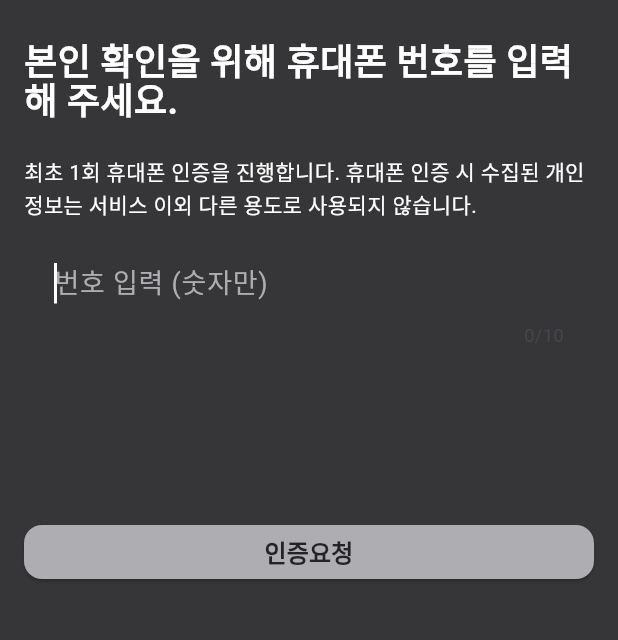
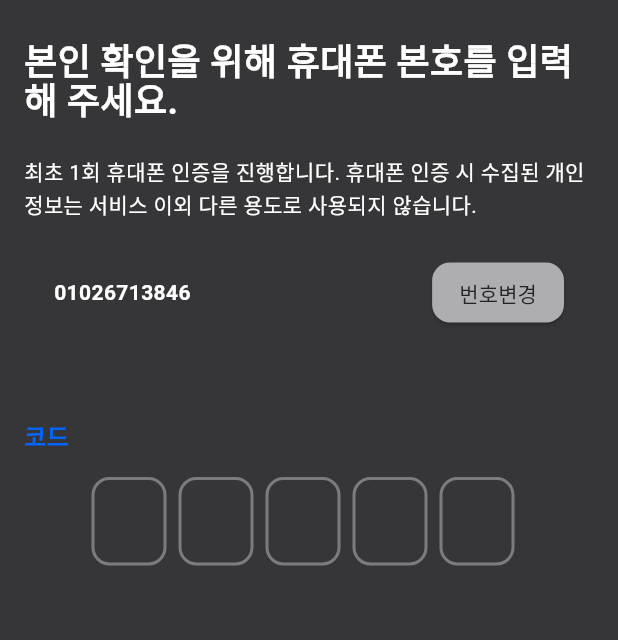
Before and after one commit to Faysel-Abdella/Flutter-App-Development, a Flutter app: the screen it shows after launch, on a phone screen of 412 x 824 dp, the part 96-736 px from its top. Run offline on Flutter 3.47's test engine with Material 3 defaults, Android fonts, the phone set to English and light mode, and no system bars; drawn by our look-alikes of flutter_otp_text_field.

Commit message:
Create the OTP certified screen

```diff
--- a/lib/main.dart
+++ b/lib/main.dart
@@ -4,6 +4,7 @@ import 'package:flutter_app_gap/screens/intrance/first_onboard.dart';
 import 'package:flutter_app_gap/screens/intrance/splash.dart';
 import 'package:flutter_app_gap/screens/login_process/cell_certified.dart';
 import 'package:flutter_app_gap/screens/login_process/login.dart';
+import 'package:flutter_app_gap/screens/login_process/otp_certified_page.dart';
 
 void main() {
   runApp(const MyApp());
@@ -22,7 +23,7 @@ class MyApp extends StatelessWidget {
         colorScheme: ColorScheme.fromSeed(seedColor: Colors.deepPurple),
         useMaterial3: true,
       ),
-      home: const CellCertifiedPage(),
+      home: const OTPPage(),
     );
   }
 }
--- a/lib/screens/login_process/cell_certified.dart
+++ b/lib/screens/login_process/cell_certified.dart
@@ -1,6 +1,5 @@
 import 'package:flutter/material.dart';
 import 'package:flutter/services.dart';
-import 'package:get/get.dart';
 
 class CellCertifiedPage extends StatefulWidget {
   const CellCertifiedPage({Key? key}) : super(key: key);
--- /dev/null
+++ b/lib/screens/login_process/otp_certified_page.dart
@@ -0,0 +1,288 @@
+import 'package:flutter/material.dart';
+import 'package:flutter_app_gap/components/button.dart';
+import 'package:flutter_otp_text_field/flutter_otp_text_field.dart';
+
+class OTPPage extends StatefulWidget {
+  const OTPPage({super.key});
+
+  @override
+  State<OTPPage> createState() => _OTPPageState();
+}
+
+class _OTPPageState extends State<OTPPage> {
+  late bool _optIsCorrect;
+  late bool _optIsExpired;
+
+  @override
+  void initState() {
+    super.initState();
+    _optIsCorrect = false;
+    _optIsExpired = true;
+  }
+
+  @override
+  Widget build(BuildContext context) {
+    return Scaffold(
+        backgroundColor: const Color(0xFF363638),
+        appBar: AppBar(
+          backgroundColor: const Color(0xFF242426),
+          elevation: 0,
+          toolbarHeight: 64,
+          centerTitle: true,
+          title: const Text(
+            "휴대폰 인증",
+            style: TextStyle(
+              fontSize: 16,
+              fontWeight: FontWeight.w700,
+              color: Colors.white,
+              height: 20.5,
+            ),
+          ),
+          actions: [
+            Container(
+              margin: const EdgeInsets.only(right: 5),
+              child: IconButton(
+                onPressed: () {
+                  Navigator.of(context).pop();
+                },
+                icon: const Icon(Icons.close),
+                iconSize: 24,
+                color: Colors.white,
+              ),
+            ),
+          ],
+        ),
+        body: SingleChildScrollView(
+          child: Container(
+            padding: const EdgeInsets.symmetric(horizontal: 16),
+            child: Column(
+              children: [
+                const SizedBox(height: 28),
+                const Text(
+                  "본인 확인을 위해 휴대폰 본호를 입력해 주세요.",
+                  style: TextStyle(
+                    fontSize: 24,
+                    fontWeight: FontWeight.w700,
+                    height: 1,
+                    color: Colors.white,
+                  ),
+                ),
+                const SizedBox(height: 24),
+                const Text(
+                  "최초 1회 휴대폰 인증을 진행합니다. 휴대폰 인증 시 수집된 개인정보는 서비스 이외 다른 용도로 사용되지 않습니다.",
+                  style: TextStyle(
+                    fontSize: 14,
+                    fontWeight: FontWeight.normal,
+                    height: 1.5,
+                    color: Colors.white,
+                  ),
+                ),
+                const SizedBox(height: 23),
+                Container(
+                  padding: EdgeInsets.symmetric(horizontal: 20),
+                  child: Row(
+                    mainAxisAlignment: MainAxisAlignment.spaceBetween,
+                    children: [
+                      Container(
+                        child: const Text(
+                          "01026713846",
+                          style: TextStyle(
+                              fontSize: 14,
+                              fontWeight: FontWeight.w700,
+                              color: Colors.white),
+                        ),
+                      ),
+                      Container(
+                        // height: 34,
+                        child: ElevatedButton(
+                          onPressed: () {
+                            Navigator.of(context).pop();
+                          },
+                          style: ButtonStyle(
+                            backgroundColor: MaterialStateProperty.all<Color>(
+                                const Color(0xFFAEAEB2)),
+                            shape: MaterialStateProperty.all<
+                                RoundedRectangleBorder>(
+                              RoundedRectangleBorder(
+                                borderRadius: BorderRadius.circular(12.0),
+                              ),
+                            ),
+                            padding:
+                                MaterialStateProperty.all<EdgeInsetsGeometry>(
+                                    const EdgeInsets.symmetric(
+                                        vertical: 6.0, horizontal: 18.0)),
+                          ),
+                          child: Container(
+                            child: const Text(
+                              "번호변경",
+                              style: TextStyle(
+                                fontSize: 14,
+                                fontWeight: FontWeight.w500,
+                                color: Color(0xFF242426),
+                              ),
+                            ),
+                          ),
+                        ),
+                      )
+                    ],
+                  ),
+                ),
+                const SizedBox(
+                  height: 60,
+                ),
+                const Align(
+                  alignment: Alignment.centerLeft,
+                  child: Text(
+                    "코드",
+                    style: TextStyle(
+                      fontSize: 16,
+                      fontWeight: FontWeight.w700,
+                      color: Color(0xFF0066FF),
+                    ),
+                  ),
+                ),
+
+                const SizedBox(
+                  height: 16,
+                ),
+
+                // The OPT input field
+
+                OtpTextField(
+                  numberOfFields: 5,
+                  borderColor: Color(0xFF7C7C80),
+                  enabledBorderColor: Color(0xFF7C7C80),
+                  focusedBorderColor: Colors.blueAccent,
+
+                  borderRadius: BorderRadius.circular(12),
+                  textStyle: const TextStyle(color: Colors.white, fontSize: 18),
+                  cursorColor: Colors.white,
+                  fieldWidth: 50,
+                  //set to true to show as box or false to show as dash
+                  showFieldAsBox: true,
+                  //runs when a code is typed in
+                  onCodeChanged: (String code) {
+                    //handle validation or checks here
+                  },
+                  //runs when every textfield is filled
+                  onSubmit: (String verificationCode) {
+                    if (verificationCode == "00000" ||
+                        verificationCode == "11111") {
+                      if (verificationCode == "00000") {
+                        showDialog(
+                          context: context,
+                          builder: (context) {
+                            return AlertDialog(
+                              contentPadding:
+                                  const EdgeInsets.only(top: 5, bottom: 16),
+                              backgroundColor: Colors
+                                  .black, // Set the background color to black
+                              title: const Text(
+                                "인증코드를\n다시 확인해 주세요.",
+                                style: TextStyle(
+                                  color: Colors.white,
+                                  fontSize: 18,
+                                  fontWeight: FontWeight.w700,
+                                ),
+                                textAlign: TextAlign.center,
+                              ),
+                              content: Column(
+                                mainAxisSize: MainAxisSize.min,
+                                children: [
+                                  const Divider(
+                                    color: Colors.white,
+                                    thickness: 0.5,
+                                  ),
+                                  const Text(
+                                    "올바르지 않은 인증코드입니다.\n인증코드를 다시 확인바랍니다.",
+                                    style: TextStyle(
+                                        color: Colors.white,
+                                        fontSize: 15,
+                                        fontWeight: FontWeight.w500),
+                                    textAlign: TextAlign.center,
+                                  ),
+                                  const SizedBox(
+                                    height: 16,
+                                  ),
+                                  Container(
+                                    padding: const EdgeInsets.symmetric(
+                                        horizontal: 24),
+                                    child: const CustomFreeButton(
+                                        height: 36,
+                                        textColor: Colors.black,
+                                        color: Colors.white,
+                                        content: "확 인"),
+                                  )
+                                ],
+                              ),
+                            );
+                          },
+                        );
+                      }
+
+                      //  Check if the code is expired
+                      // 코드가 만료되었는지 확인하세요.
+
+                      if (verificationCode == "11111") {
+                        showDialog(
+                          context: context,
+                          builder: (context) {
+                            return AlertDialog(
+                              contentPadding:
+                                  const EdgeInsets.only(top: 5, bottom: 16),
+                              backgroundColor: Colors
+                                  .black, // Set the background color to black
+                              title: const Text(
+                                "인증코드 제한",
+                                style: TextStyle(
+                                  color: Colors.white,
+                                  fontSize: 18,
+                                  fontWeight: FontWeight.w700,
+                                ),
+                                textAlign: TextAlign.center,
+                              ),
+                              content: Column(
+                                mainAxisSize: MainAxisSize.min,
+                                children: [
+                                  const Divider(
+                                    color: Colors.white,
+                                    thickness: 0.5,
+                                  ),
+                                  const Text(
+                                    "5회 이상의 인증요청으로 인하여\n인증번호 요청이 비활성화\n되었습니다.\n핸드폰번호 확인 및\n1시간 뒤 다시 진행바랍니다.",
+                                    style: TextStyle(
+                                        color: Colors.white,
+                                        fontSize: 15,
+                                        fontWeight: FontWeight.w500),
+                                    textAlign: TextAlign.center,
+                                  ),
+                                  const SizedBox(
+                                    height: 16,
+                                  ),
+                                  Container(
+                                    padding: const EdgeInsets.symmetric(
+                                        horizontal: 24),
+                                    child: const CustomFreeButton(
+                                        height: 36,
+                                        textColor: Colors.black,
+                                        color: Colors.white,
+                                        content: "확 인"),
+                                  )
+                                ],
+                              ),
+                            );
+                          },
+                        );
+                      }
+                    } else {
+                      // If the OTP code is correct go to the next screen
+                      // OTP 코드가 맞다면 다음 화면으로 이동
+                    }
+                  }, // end onSubmit
+                ),
+              ],
+            ),
+          ),
+        ));
+  }
+}
--- a/pubspec.yaml
+++ b/pubspec.yaml
@@ -28,6 +28,7 @@ environment:
 # the latest version available on pub.dev. To see which dependencies have newer
 # versions available, run `flutter pub outdated`.
 dependencies:
+  flutter_otp_text_field: ^1.1.0+2
   flutter:
     sdk: flutter
 
```
Also changed, not shown: pubspec.lock.
